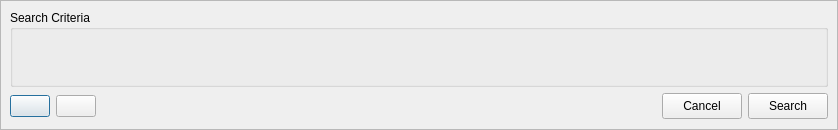
First picture: the form in retroshare-gui/src/gui/advsearch/AdvancedSearchDialog.ui, repository RetroShare/RetroShare, before the edit.
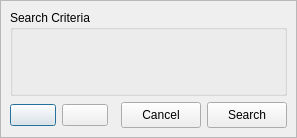
Second picture: the form after the edit. Icons and pictures are not drawn.

Patch:
```diff
--- a/retroshare-gui/src/gui/advsearch/AdvancedSearchDialog.ui
+++ b/retroshare-gui/src/gui/advsearch/AdvancedSearchDialog.ui
@@ -6,8 +6,8 @@
    <rect>
     <x>0</x>
     <y>0</y>
-    <width>838</width>
-    <height>130</height>
+    <width>297</width>
+    <height>138</height>
    </rect>
   </property>
   <property name="windowTitle">
@@ -31,13 +31,7 @@
     <number>0</number>
    </property>
    <item row="0" column="0">
-    <widget class="QFrame" name="frame">
-     <property name="minimumSize">
-      <size>
-       <width>0</width>
-       <height>130</height>
-      </size>
-     </property>
+    <widget class="QFrame" name="gradFrame">
      <property name="frameShape">
       <enum>QFrame::StyledPanel</enum>
      </property>
@@ -53,12 +47,6 @@
           <verstretch>1</verstretch>
          </sizepolicy>
         </property>
-        <property name="minimumSize">
-         <size>
-          <width>800</width>
-          <height>60</height>
-         </size>
-        </property>
         <property name="autoFillBackground">
          <bool>false</bool>
         </property>
@@ -68,54 +56,10 @@
         <property name="alignment">
          <set>Qt::AlignJustify|Qt::AlignTop</set>
         </property>
-        <layout class="QVBoxLayout">
+        <layout class="QVBoxLayout" name="searchCriteriaBox_VL">
          <property name="spacing">
           <number>0</number>
          </property>
-         <property name="leftMargin">
-          <number>2</number>
-         </property>
-         <property name="topMargin">
-          <number>2</number>
-         </property>
-         <property name="rightMargin">
-          <number>2</number>
-         </property>
-         <property name="bottomMargin">
-          <number>2</number>
-         </property>
-         <item>
-          <widget class="QFrame" name="expressionsFrame">
-           <property name="sizePolicy">
-            <sizepolicy hsizetype="MinimumExpanding" vsizetype="MinimumExpanding">
-             <horstretch>1</horstretch>
-             <verstretch>0</verstretch>
-            </sizepolicy>
-           </property>
-           <property name="minimumSize">
-            <size>
-             <width>600</width>
-             <height>26</height>
-            </size>
-           </property>
-           <property name="autoFillBackground">
-            <bool>false</bool>
-           </property>
-          </widget>
-         </item>
-         <item>
-          <spacer name="verticalSpacer">
-           <property name="orientation">
-            <enum>Qt::Vertical</enum>
-           </property>
-           <property name="sizeHint" stdset="0">
-            <size>
-             <width>20</width>
-             <height>9</height>
-            </size>
-           </property>
-          </spacer>
-         </item>
         </layout>
        </widget>
       </item>
@@ -174,16 +118,10 @@
          </widget>
         </item>
         <item>
-         <spacer>
+         <spacer name="buttons_HSpacer">
           <property name="orientation">
            <enum>Qt::Horizontal</enum>
           </property>
-          <property name="sizeHint" stdset="0">
-           <size>
-            <width>381</width>
-            <height>27</height>
-           </size>
-          </property>
          </spacer>
         </item>
         <item>
```
Left out of the diff: 13 changed lines with no effect on the pictures.
